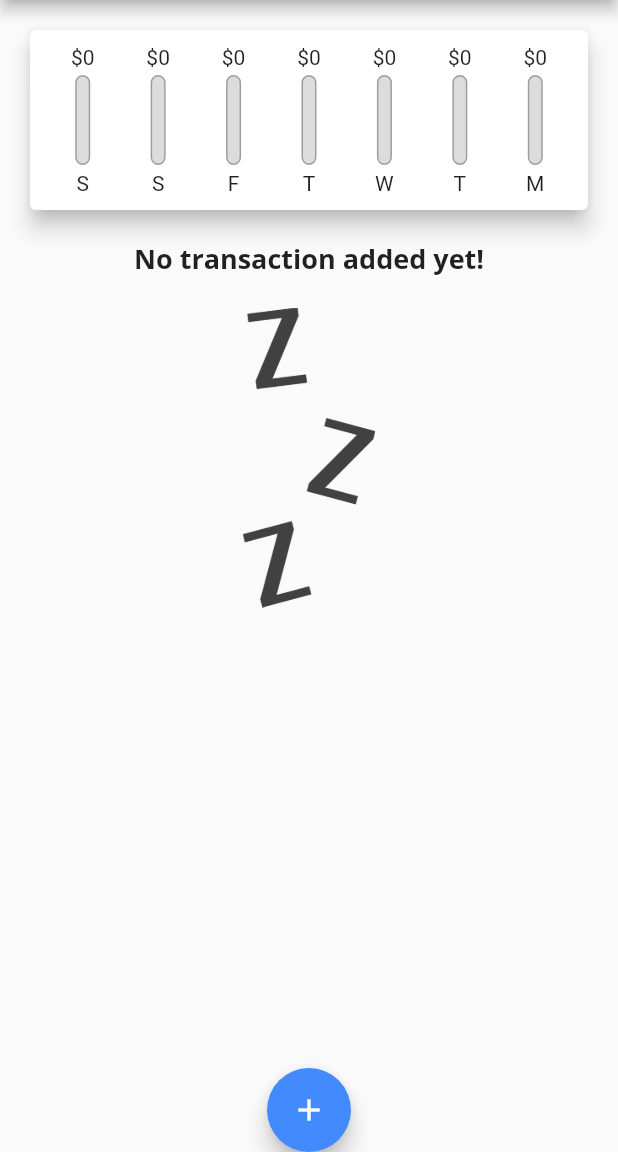
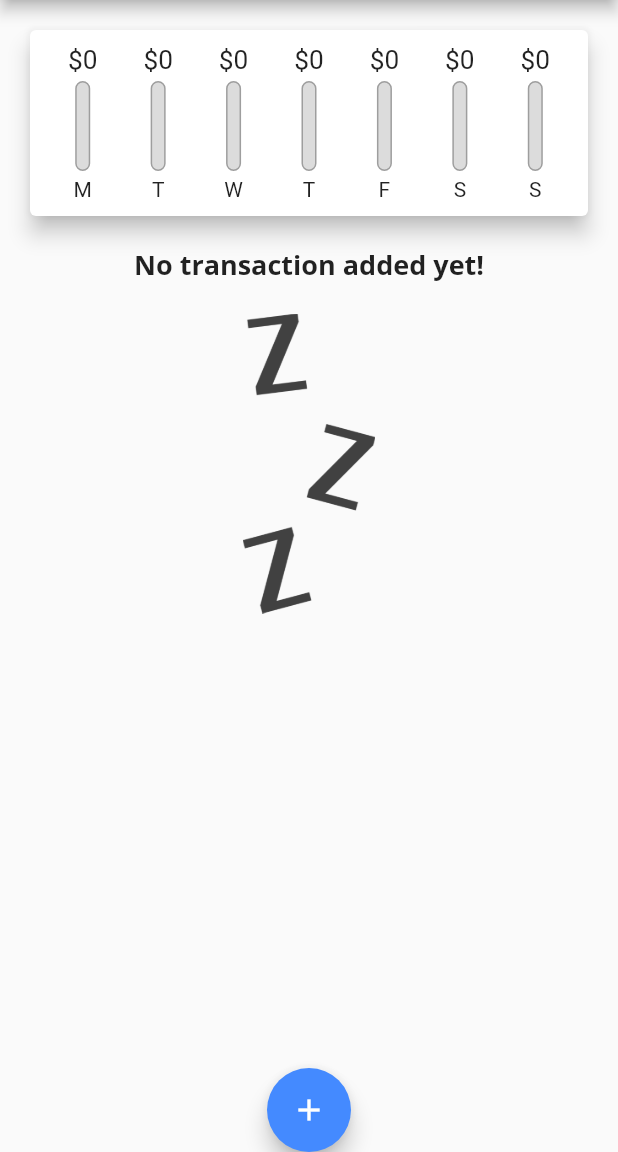
Before and after one commit to masashimorita/flutter-expenses-app, a Flutter app: the screen it shows after launch, on a phone screen of 412 x 824 dp, the part 84-1236 px from its top. Run offline on Flutter 3.47's test engine with Material 2 defaults, Android fonts, the phone set to English and light mode, and no system bars.

Commit message:
style: 💄 Change the apprerrance of Chart

```diff
--- a/lib/widgets/chart.dart
+++ b/lib/widgets/chart.dart
@@ -25,7 +25,7 @@ class Chart extends StatelessWidget {
         'day': DateFormat.E().format(weekDay).substring(0, 1),
         'amount': totalAmount,
       };
-    }).toList();
+    }).reversed.toList();
   }
 
   double get totalSpending {
--- a/lib/widgets/chart_bar.dart
+++ b/lib/widgets/chart_bar.dart
@@ -11,8 +11,11 @@ class ChartBar extends StatelessWidget {
   Widget build(BuildContext context) {
     return Column(
       children: [
-        FittedBox(
-          child: Text('\$${this.spendingAmount.toStringAsFixed(0)}'),
+        Container(
+          height: 20,
+          child: FittedBox(
+            child: Text('\$${this.spendingAmount.toStringAsFixed(0)}'),
+          ),
         ),
         SizedBox(
           height: 4,
```
